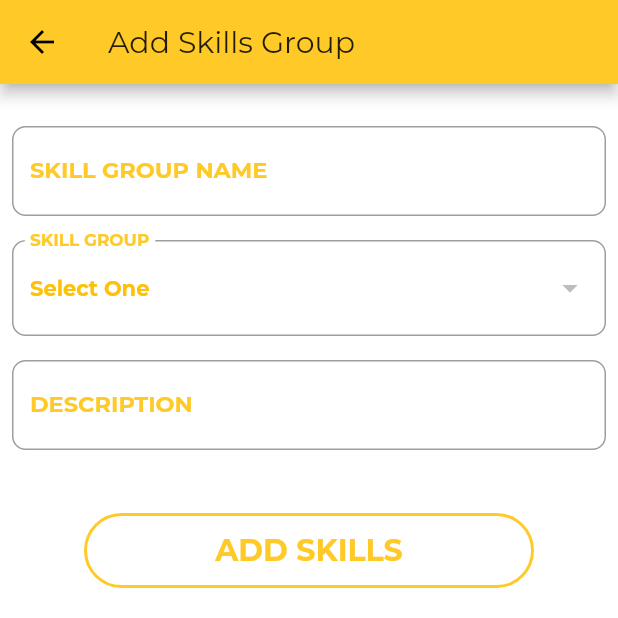
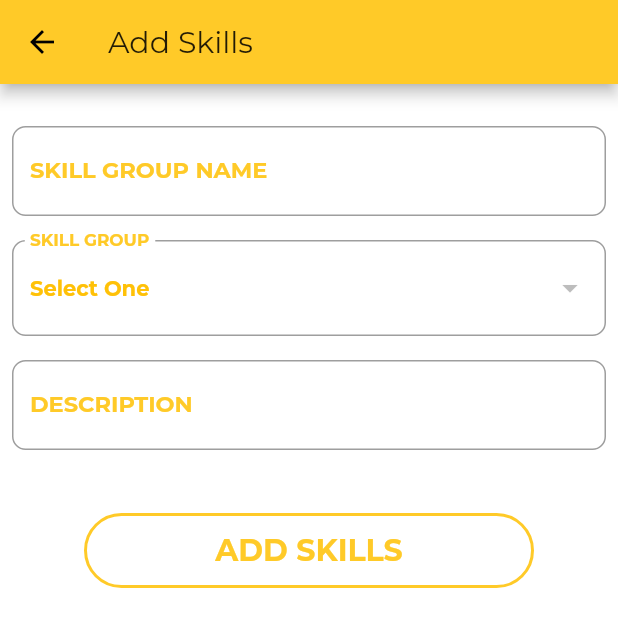
Before and after one commit to IIBTech007/intelogs_app, a Flutter app: the AddSkills screen opened directly, on a phone screen of 412 x 824 dp, the top half of it. Run offline on Flutter 3.47's test engine with Material 2 defaults, Android fonts, the phone set to English and light mode, and no system bars; drawn by our look-alikes of flutter_form_builder; our stand-ins replace data_connection_checker, dio, flushbar, flutter_slidable, flutter_xlider, font_awesome_flutter and 3 more; accounts and stored records are empty; network calls fail.

```diff
--- a/lib/organization/SkillGroup/AddSkill.dart
+++ b/lib/organization/SkillGroup/AddSkill.dart
@@ -25,7 +25,7 @@ class _AddSkillsState extends State<AddSkills> {
     // TODO: implement build
     return Scaffold(
       appBar: AppBar(
-        title: Text("Add Skills Group"),
+        title: Text("Add Skills"),
         backgroundColor: Colors.amber.shade400,
       ),
       body: Container(
```
